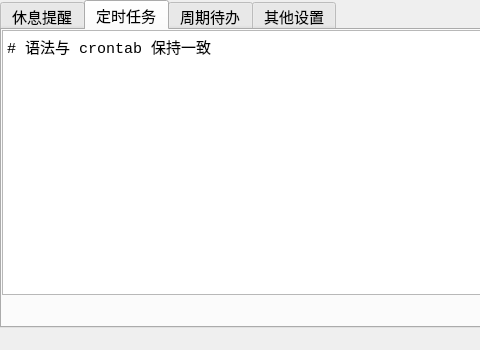
Old version of the form main.ui in the repository songquanpeng/personal-assistant; both pictures show x 0 to 480 and y 0 to 350 of the 711 by 350 pixel window.
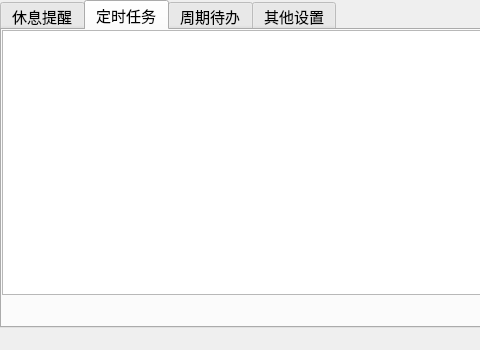
New version of the form. The open tabs and pages were chosen to show the change.

Commit message: Use Chinese name

What changed in the file:
```diff
--- a/main.ui
+++ b/main.ui
@@ -282,8 +282,7 @@
 font-family: &quot;Consolas&quot;, &quot;Microsoft YaHei&quot;;</string>
           </property>
           <property name="plainText">
-           <string># 语法与 crontab 保持一致
-</string>
+           <string/>
           </property>
          </widget>
         </item>
```
Left out of the diff: 2 changed lines with no effect on the pictures. The commit also changes 2 other files.
